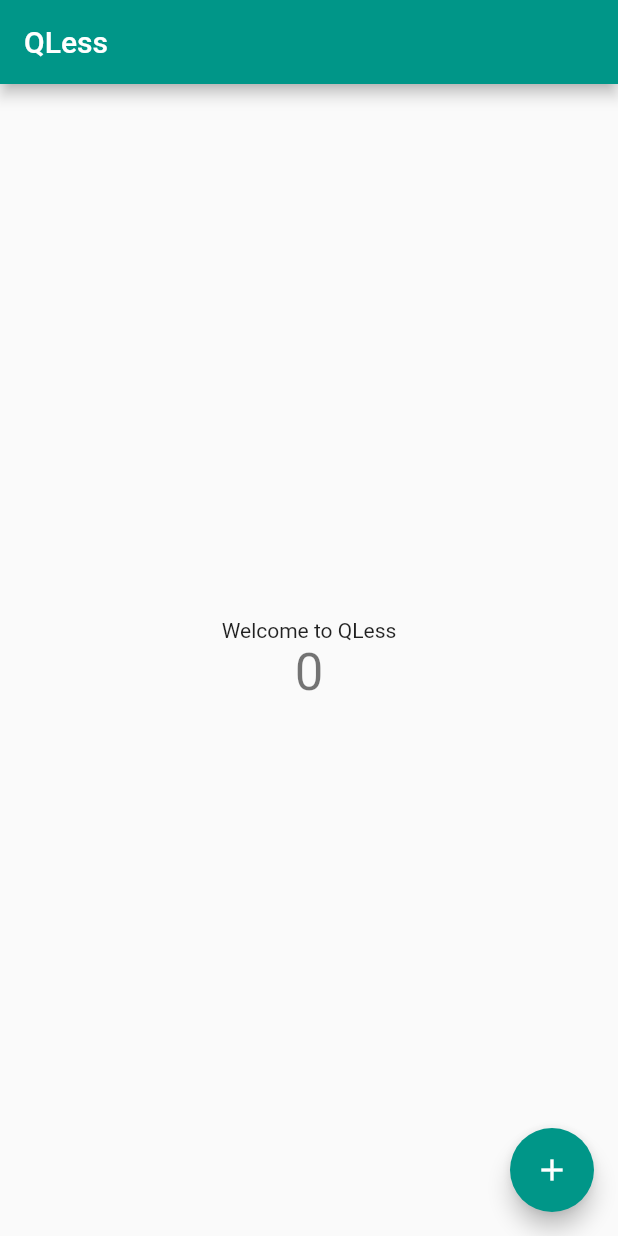
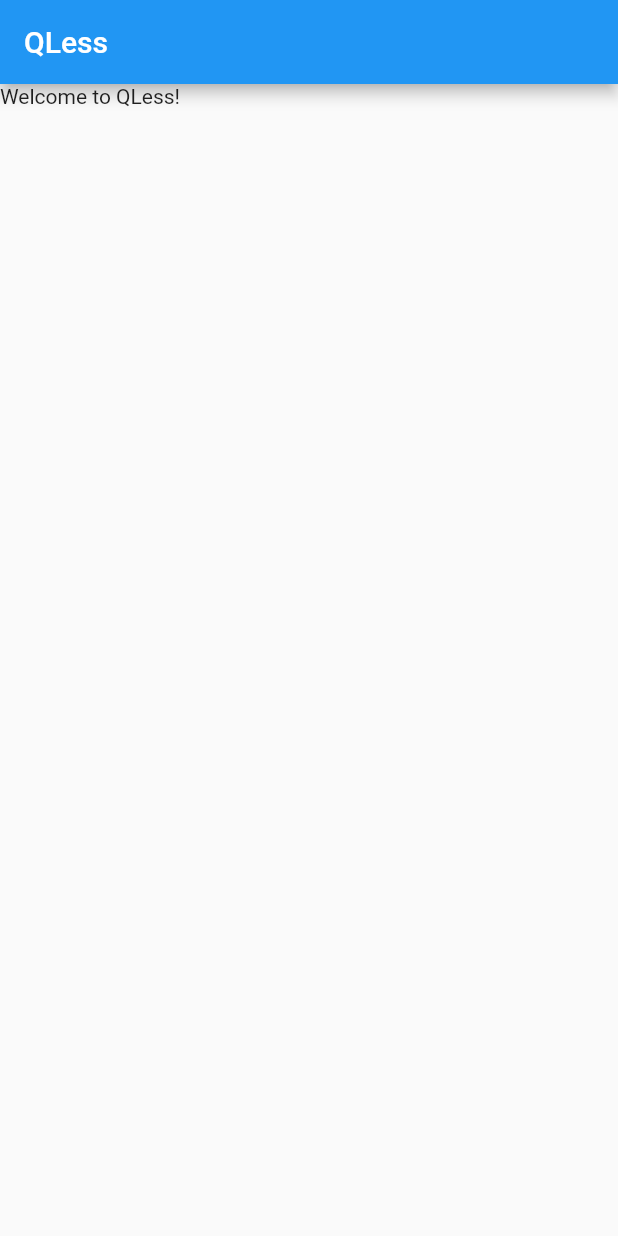
Before and after one commit to RohanBasavaraju/queue-less, a Flutter app: the screen it shows after launch, on a phone screen of 412 x 824 dp. Run offline on Flutter 3.47's test engine with Material 2 defaults, Android fonts, the phone set to English and light mode, and no system bars.

Commit message:
Added main.dart and app.dart

```diff
--- /dev/null
+++ b/q_less/lib/SplashScreen.dart
@@ -0,0 +1,14 @@
+import 'package:flutter/material.dart';
+
+class SplashScreen extends StatelessWidget{
+
+  @override
+  Widget build(BuildContext context){
+    return Scaffold(
+        appBar: AppBar(
+          title: Text('QLess'),
+        ),
+        body: Text('Welcome to QLess!')
+    );
+  }
+}
--- /dev/null
+++ b/q_less/lib/app.dart
@@ -0,0 +1,9 @@
+import 'package:flutter/material.dart';
+import 'SplashScreen.dart';
+
+class App extends StatelessWidget{
+  @override
+  Widget build(BuildContext context){
+    return MaterialApp(home: SplashScreen());
+  }
+}
--- a/q_less/lib/main.dart
+++ b/q_less/lib/main.dart
@@ -1,100 +1,6 @@
 import 'package:flutter/material.dart';
+import 'app.dart';
 
-void main() {
-  runApp(MyApp());
+main(){
+  runApp(App());
 }
-
-class MyApp extends StatelessWidget {
-  // This widget is the root of your application.
-  @override
-  Widget build(BuildContext context) {
-    return MaterialApp(
-      title: 'QLess',
-      theme: ThemeData(
-        primarySwatch: Colors.teal,
-        visualDensity: VisualDensity.adaptivePlatformDensity,
-      ),
-      home: MyHomePage(title: 'QLess'),
-    );
-  }
-}
-
-class MyHomePage extends StatefulWidget {
-  MyHomePage({Key key, this.title}) : super(key: key);
-
-  // This widget is the home page of your application. It is stateful, meaning
-  // that it has a State object (defined below) that contains fields that affect
-  // how it looks.
-
-  // This class is the configuration for the state. It holds the values (in this
-  // case the title) provided by the parent (in this case the App widget) and
-  // used by the build method of the State. Fields in a Widget subclass are
-  // always marked "final".
-
-  final String title;
-
-  @override
-  _MyHomePageState createState() => _MyHomePageState();
-}
-
-class _MyHomePageState extends State<MyHomePage> {
-  int _counter = 0;
-
-  void _incrementCounter() {
-    setState(() {
-      _counter++;
-    });
-  }
-
-  @override
-  Widget build(BuildContext context) {
-    // This method is rerun every time setState is called, for instance as done
-    // by the _incrementCounter method above.
-    //
-    // The Flutter framework has been optimized to make rerunning build methods
-    // fast, so that you can just rebuild anything that needs updating rather
-    // than having to individually change instances of widgets.
-    return Scaffold(
-      appBar: AppBar(
-        // Here we take the value from the MyHomePage object that was created by
-        // the App.build method, and use it to set our appbar title.
-        title: Text(widget.title),
-      ),
-      body: Center(
-        // Center is a layout widget. It takes a single child and positions it
-        // in the middle of the parent.
-        child: Column(
-          // Column is also a layout widget. It takes a list of children and
-          // arranges them vertically. By default, it sizes itself to fit its
-          // children horizontally, and tries to be as tall as its parent.
-          //
-          // Invoke "debug painting" (press "p" in the console, choose the
-          // "Toggle Debug Paint" action from the Flutter Inspector in Android
-          // Studio, or the "Toggle Debug Paint" command in Visual Studio Code)
-          // to see the wireframe for each widget.
-          //
-          // Column has various properties to control how it sizes itself and
-          // how it positions its children. Here we use mainAxisAlignment to
-          // center the children vertically; the main axis here is the vertical
-          // axis because Columns are vertical (the cross axis would be
-          // horizontal).
-          mainAxisAlignment: MainAxisAlignment.center,
-          children: <Widget>[
-            Text(
-              'Welcome to QLess',
-            ),
-            Text(
-              '$_counter',
-              style: Theme.of(context).textTheme.headline4,
-            ),
-          ],
-        ),
-      ),
-      floatingActionButton: FloatingActionButton(
-        onPressed: _incrementCounter,
-        tooltip: 'Increment',
-        child: Icon(Icons.add),
-      ), // This trailing comma makes auto-formatting nicer for build methods.
-    );
-  }
-}
--- a/q_less/lib/testing.dart
+++ /dev/null
@@ -1,16 +0,0 @@
-import 'package:flutter/material.dart';
-
-main(){
-  runApp(splashScreen());
-}
-
-splashScreen(){
-  return MaterialApp(
-    home: Scaffold(
-      appBar: AppBar(
-        title: Text('QLess'),
-      ),
-      body: Text('Welcome to QLess!')
-    ),
-  );
-}
```
Also changed, not shown: q_less/lib/splashScreen.dart (deleted).
